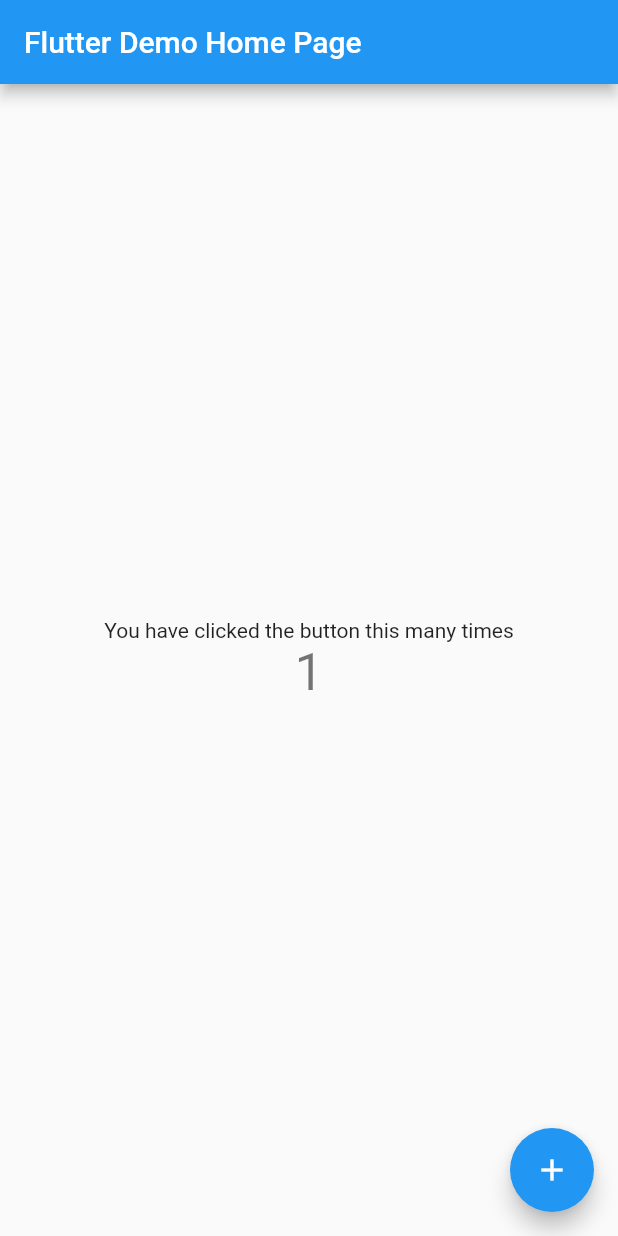
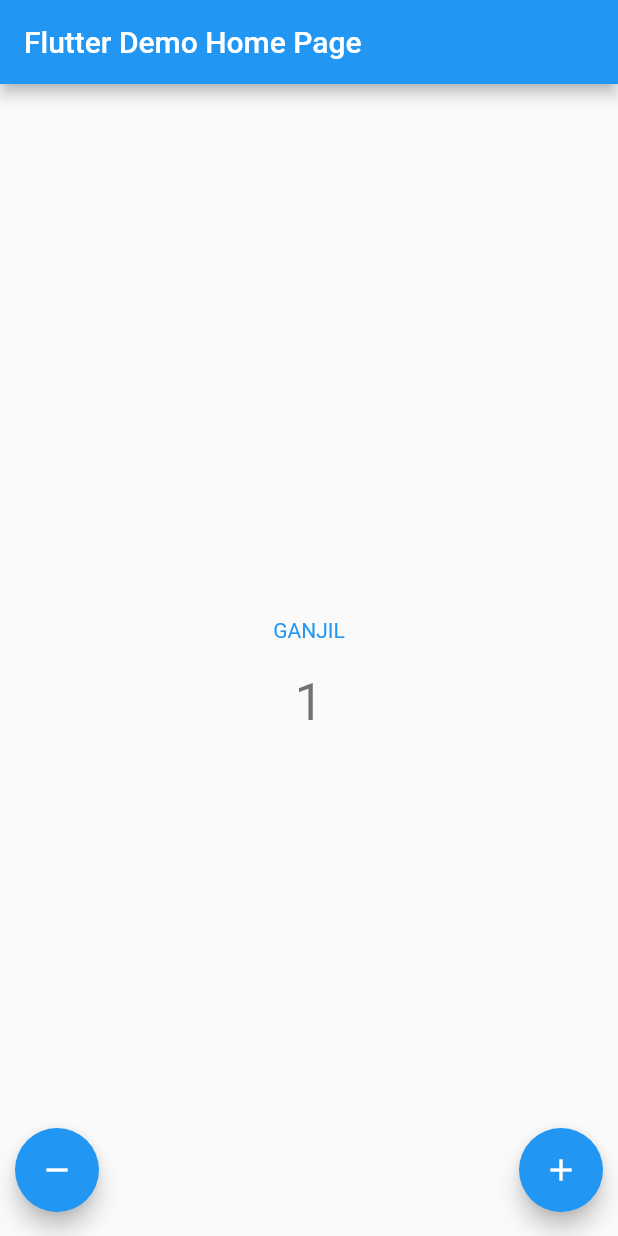
Before and after one commit to kamilassyf/pbp-flutter-tutorial, a Flutter app: the screen it shows after launch, after a tap on the "add" icon, on a phone screen of 412 x 824 dp. Run offline on Flutter 3.47's test engine with Material 2 defaults, Android fonts, the phone set to English and light mode, and no system bars.

Commit message:
submit tugas 7

```diff
--- a/tutorial6/lib/main.dart
+++ b/tutorial6/lib/main.dart
@@ -49,6 +49,8 @@ class MyHomePage extends StatefulWidget {
 
 class _MyHomePageState extends State<MyHomePage> {
   int _counter = 0;
+  String textType = "GENAP";
+  bool styleType = true;
 
   void _incrementCounter() {
     setState(() {
@@ -58,8 +60,36 @@ class _MyHomePageState extends State<MyHomePage> {
       // _counter without calling setState(), then the build method would not be
       // called again, and so nothing would appear to happen.
       _counter++;
+      if(_counter % 2 == 0){
+          textType = "GENAP";
+          styleType = true;
+
+        } else{
+          textType="GANJIL";
+          styleType = false;
+
+        }
     });
   }
+  void decrementCounter() {
+    setState(() {
+      if (_counter != 0) {
+        _counter--;
+        if(_counter % 2 == 0){
+          textType = "GENAP";
+          styleType = true;
+
+        } else{
+          textType="GANJIL";
+          styleType = false;
+
+        }
+      }
+
+    });
+  }
+
+
 
   @override
   Widget build(BuildContext context) {
@@ -95,9 +125,14 @@ class _MyHomePageState extends State<MyHomePage> {
           // horizontal).
           mainAxisAlignment: MainAxisAlignment.center,
           children: <Widget>[
-            const Text(
-              'You have clicked the button this many times',
+            Container(
+              padding: EdgeInsets.fromLTRB(20, 20, 20, 20),
+              child: Text('$textType',
+                style: styleType
+                      ? TextStyle(color: Colors.red)
+                      : TextStyle(color:Colors.blue),)
             ),
+
             Text(
               '$_counter',
               style: Theme.of(context).textTheme.headline4,
@@ -105,11 +140,23 @@ class _MyHomePageState extends State<MyHomePage> {
           ],
         ),
       ),
-      floatingActionButton: FloatingActionButton(
-        onPressed: _incrementCounter,
-        tooltip: 'Increment',
-        child: const Icon(Icons.add),
-      ), // This trailing comma makes auto-formatting nicer for build methods.
+       floatingActionButtonLocation: FloatingActionButtonLocation.centerFloat,
+        floatingActionButton: Container(
+        padding: EdgeInsets.symmetric(vertical: 0, horizontal: 10.0),
+        child: Row(
+          mainAxisAlignment: MainAxisAlignment.spaceBetween,
+          children: <Widget>[
+            FloatingActionButton(
+              onPressed: decrementCounter,
+              child: Icon(Icons.remove),
+            ),
+            FloatingActionButton(
+              onPressed: _incrementCounter,
+              child: Icon(Icons.add),
+            ),
+          ],
+        ),
+      ),
     );
   }
 }
```
Also changed, not shown: 1 other file.
